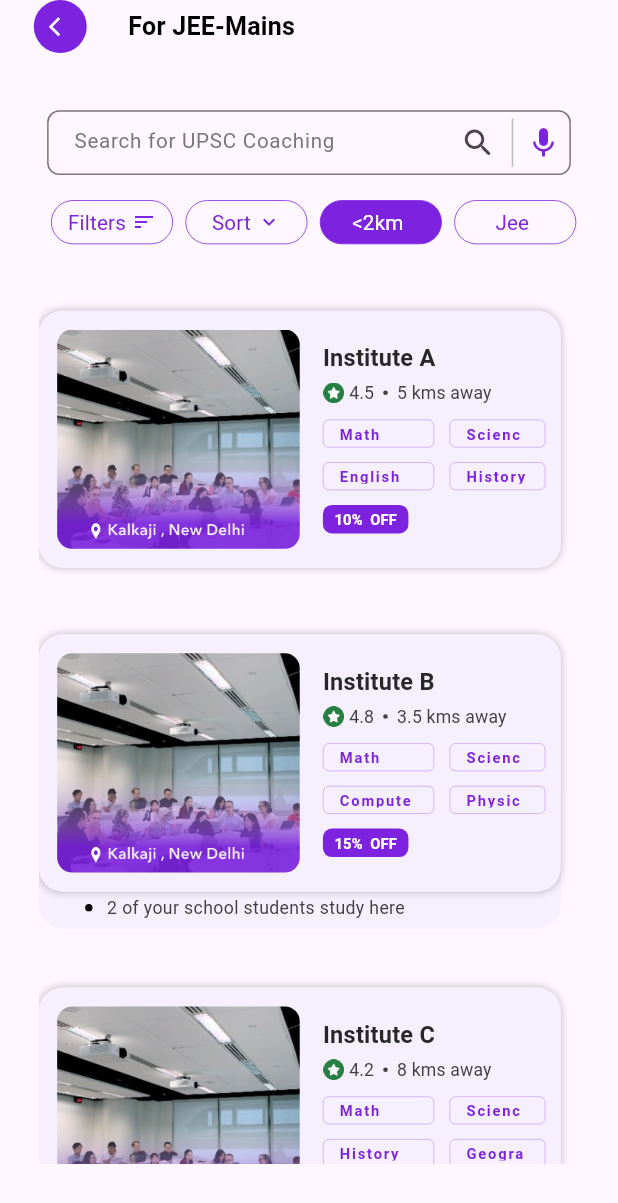
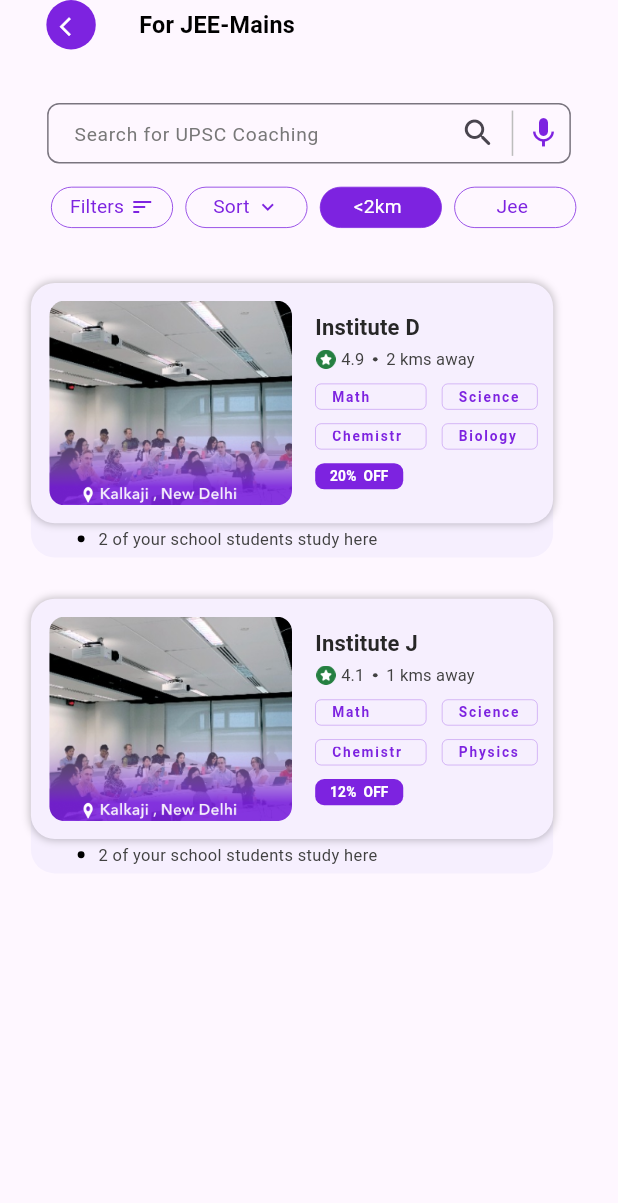
Before and after one commit to Abhi902/ostello, a Flutter app: the screen it shows after launch, after a tap on "<2km", on a phone screen of 412 x 824 dp. Shown: the top 1203 px of the screen. Run offline on Flutter 3.47's test engine with Material 3 defaults, Android fonts, the phone set to English and light mode, and no system bars; our stand-ins replace device_preview, flutter_screenutil; Roboto replaces fonts that are missing (Avenir Next LT Pro).

Commit message:
updated complete

```diff
--- a/lib/dataset/dataset.dart
+++ b/lib/dataset/dataset.dart
@@ -1,3 +1,5 @@
+import 'dart:developer';
+
 class CoachingInstitute {
   final String name;
   final double rating;
@@ -7,19 +9,18 @@ class CoachingInstitute {
   final double discount;
   final bool colleagues;
 
-  CoachingInstitute({
-    required this.name,
+  CoachingInstitute(
+      {required this.name,
       required this.rating,
       required this.distance,
       required this.subjects,
       required this.location,
       required this.discount,
-    required this.colleagues
-  });
+      required this.colleagues});
 }
 
 class CoachingInstituteDataSet {
-  final List<CoachingInstitute> institutes=[
+  final List<CoachingInstitute> institutes = [
     CoachingInstitute(
       name: 'Institute A',
       rating: 4.5,
@@ -112,20 +113,38 @@ class CoachingInstituteDataSet {
     ),
   ];
 
+  List<CoachingInstitute> getHostelsWithin2Km() {
+    log(institutes
+        .where((institute) {
+          final distanceStr = institute.distance.replaceAll(' kms', '');
+          final distance = double.tryParse(distanceStr);
+          return distance != null && distance <= 2;
+        })
+        .toList()
+        .toString());
+
+    return institutes.where((institute) {
+      final distanceStr = institute.distance.replaceAll(' kms', '');
+      final distance = double.tryParse(distanceStr);
+      return distance != null && distance <= 2;
+    }).toList();
+  }
+
   List<CoachingInstitute> sortByDistanceAscending() {
     // Sort institutes by distance in ascending order
     institutes.sort((a, b) => a.distance.compareTo(b.distance));
     return institutes;
   }
+
   List<CoachingInstitute> sortByRatingAscending() {
     // Sort institutes by rating in ascending order
     institutes.sort((a, b) => a.rating.compareTo(b.rating));
     return institutes;
   }
+
   List<CoachingInstitute> sortByPriceAscending() {
     // Sort institutes by price in ascending order
     institutes.sort((a, b) => a.discount.compareTo(b.discount));
     return institutes;
   }
-
 }
--- a/lib/main.dart
+++ b/lib/main.dart
@@ -1,10 +1,17 @@
+import 'package:device_preview/device_preview.dart';
 import 'package:flutter/material.dart';
 import 'package:flutter_screenutil/flutter_screenutil.dart';
 import 'package:ostello/presentation/search.dart';
 
-
 void main() {
-  runApp(const MyApp());
+  runApp(
+    DevicePreview(
+      enabled: true,
+      builder: (context) {
+        return const MyApp();
+      },
+    ),
+  );
 }
 
 class MyApp extends StatelessWidget {
@@ -14,19 +21,17 @@ class MyApp extends StatelessWidget {
   @override
   Widget build(BuildContext context) {
     return ScreenUtilInit(
-      designSize: const Size(400, 840),
+      designSize: const Size(400, 900),
       minTextAdapt: true,
       splitScreenMode: true,
       child: MaterialApp(
-
         title: 'Flutter Demo',
         debugShowCheckedModeBanner: false,
         theme: ThemeData(
-
           colorScheme: ColorScheme.fromSeed(seedColor: Colors.deepPurple),
           useMaterial3: true,
         ),
-        home: Search(),
+        home: const Search(),
       ),
     );
   }
--- a/lib/presentation/search.dart
+++ b/lib/presentation/search.dart
@@ -86,26 +86,26 @@ class _SearchState extends State<Search> {
     return Scaffold(
       body: SafeArea(
         child: Column(
+          crossAxisAlignment: CrossAxisAlignment.center,
           children: [
             Row(
               crossAxisAlignment: CrossAxisAlignment.center,
               children: [
                 Padding(
-                  padding: EdgeInsets.only(left: 21.w),
+                  padding: EdgeInsets.only(left: 28.w),
                   child: Container(
                     alignment: Alignment.center,
+                    padding: EdgeInsets.all(10),
                     width: 36.w,
                     height: 36.h,
                     decoration: const ShapeDecoration(
                       color: Color(0xFF7D23E0),
                       shape: CircleBorder(),
                     ),
-                    child: const Center(
-                      child: Icon(
-                        Icons.arrow_back_ios,
-                        color: Colors.white,
-                        size: 15,
-                      ),
+                    child: Icon(
+                      Icons.arrow_back_ios,
+                      color: Colors.white,
+                      size: 15,
                     ),
                   ),
                 ),
@@ -207,6 +207,11 @@ class _SearchState extends State<Search> {
 
                         if (index == 1) {
                           _showSortingOptionsDialog();
+                        } else if (index == 2) {
+                          setState(() {
+                            instituteDummy =
+                                dataSetObject.getHostelsWithin2Km();
+                          });
                         }
                       },
                       child: Container(
@@ -257,16 +262,22 @@ class _SearchState extends State<Search> {
               ),
             ),
             SizedBox(
-              height: 625.h,
-              width: 350.w,
+              height: 30.h,
+            ),
+            SizedBox(
+              height: 596.h,
+              width: 360.w,
               child: ListView.builder(
                 itemCount: instituteDummy.length,
-                padding: EdgeInsets.only(top: 25.h),
+                // shrinkWrap: true,
+                padding: EdgeInsets.only(top: 0.h),
                 scrollDirection: Axis.vertical,
                 // Replace with the number of items you have
                 itemBuilder: (context, index) {
                   return Padding(
-                    padding: EdgeInsets.only(top: 20.h,bottom: instituteDummy[index].colleagues ? 20.h : 0),
+                    padding: EdgeInsets.only(
+                        top: 10.h,
+                        bottom: instituteDummy[index].colleagues ? 20.h : 0),
                     child: SizedBox(
                       height: 200.h,
                       child: Stack(
@@ -275,7 +286,8 @@ class _SearchState extends State<Search> {
                             bottom: 0,
                             child: AnimatedContainer(
                               width: 338.w,
-                              height: instituteDummy[index].colleagues ? 100 : 0,
+                              height:
+                                  instituteDummy[index].colleagues ? 100 : 0,
                               padding: EdgeInsets.only(bottom: 6.h, left: 30.w),
                               duration: const Duration(seconds: 1),
                               // Adjust the duration as needed
@@ -427,8 +439,8 @@ class _SearchState extends State<Search> {
                                         height: 10.h,
                                       ),
                                       Container(
-                                        width: 57,
-                                        height: 19,
+                                        width: 57.w,
+                                        height: 19.h,
                                         decoration: BoxDecoration(
                                           color: const Color(0xFF7D23E0),
                                           // Use the color you want
@@ -461,7 +473,7 @@ class _SearchState extends State<Search> {
                   );
                 },
               ),
-            ),
+            )
           ],
         ),
       ),
```
Also changed, not shown: pubspec.yaml (+5 -13 lines), pubspec.lock, 7 other files. Lines whose indentation alone changed are shown as unchanged.
